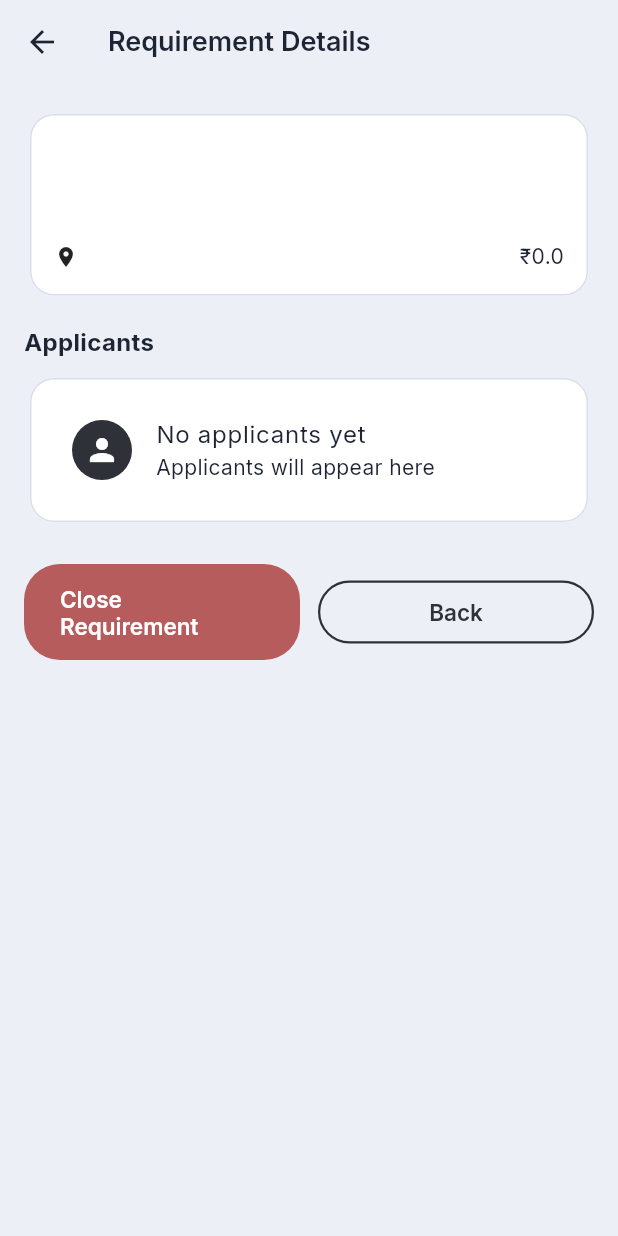
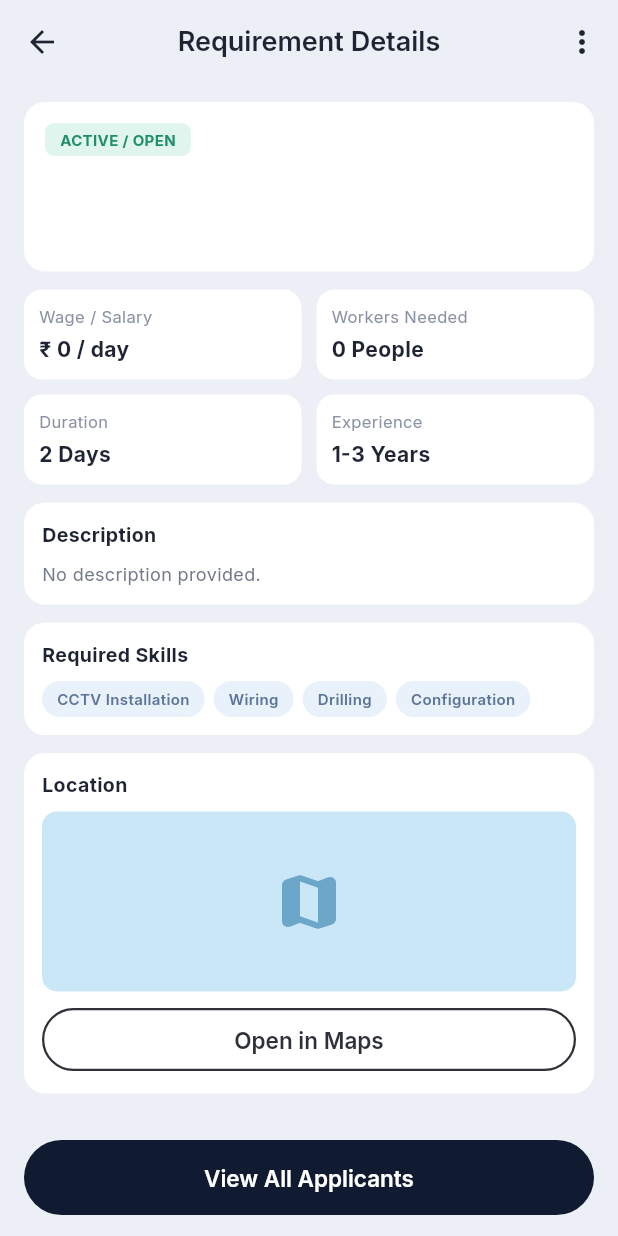
Before and after one commit to sanjumorya-dev/FE-job, a Flutter app: the OwnerRequirementDetailScreen screen opened directly with empty values, on a phone screen of 412 x 824 dp. Run offline on Flutter 3.47's test engine with Material 3 defaults, Android fonts, the phone set to English and light mode, and no system bars; our stand-ins replace google_fonts, image_picker, loading_animation_widget, lottie, shared_preferences; accounts and stored records are empty; network calls fail.

Commit message:
Redesign requirement detail and applications screens to Figma

```diff
--- a/lib/ui/screens/owner/owner_dashboard_new.dart
+++ b/lib/ui/screens/owner/owner_dashboard_new.dart
@@ -9,6 +9,7 @@ import 'package:dihaadi_app/ui/widgets/dashboard_header.dart';
 import 'package:dihaadi_app/ui/widgets/stats_grid.dart';
 import 'package:dihaadi_app/ui/widgets/recent_job_tile.dart';
 import 'package:dihaadi_app/ui/screens/owner/edit_requirement_screen.dart';
+import 'package:dihaadi_app/ui/screens/owner/owner_requirement_detail_screen.dart';
 
 class OwnerDashboardNew extends StatefulWidget {
   const OwnerDashboardNew({super.key});
@@ -537,7 +538,7 @@ class _OwnerDashboardNewState extends State<OwnerDashboardNew> {
                           context,
                           MaterialPageRoute(
                             builder: (context) =>
-                                EditRequirementScreen(requirement: req),
+                                OwnerRequirementDetailScreen(requirement: req),
                           ),
                         );
                       },
--- a/lib/ui/screens/owner/owner_requirement_detail_screen.dart
+++ b/lib/ui/screens/owner/owner_requirement_detail_screen.dart
@@ -1,6 +1,7 @@
 import 'package:flutter/material.dart';
 import 'package:dihaadi_app/data/models/requirement_model.dart';
 import 'package:dihaadi_app/constants/colors.dart';
+import 'package:dihaadi_app/ui/screens/owner/owner_applications_screen.dart';
 
 class OwnerRequirementDetailScreen extends StatelessWidget {
   final Requirement requirement;
@@ -9,86 +10,267 @@ class OwnerRequirementDetailScreen extends StatelessWidget {
   @override
   Widget build(BuildContext context) {
     return Scaffold(
-      appBar: AppBar(title: const Text('Requirement Details')),
+      backgroundColor: AppColors.background,
+      appBar: AppBar(
+        title: const Text('Requirement Details'),
+        centerTitle: true,
+        actions: const [
+          Padding(
+            padding: EdgeInsets.only(right: 12),
+            child: Icon(Icons.more_vert_rounded),
+          )
+        ],
+      ),
       body: SingleChildScrollView(
-        padding: const EdgeInsets.all(16),
+        padding: const EdgeInsets.fromLTRB(16, 12, 16, 110),
         child: Column(
           crossAxisAlignment: CrossAxisAlignment.start,
           children: [
-            Card(
-              child: Padding(
-                padding: const EdgeInsets.all(16),
+            Container(
+              width: double.infinity,
+              padding: const EdgeInsets.all(14),
+              decoration: BoxDecoration(
+                color: Colors.white,
+                borderRadius: BorderRadius.circular(14),
+              ),
               child: Column(
                 crossAxisAlignment: CrossAxisAlignment.start,
                 children: [
-                    Text(requirement.title,
+                  Container(
+                    padding:
+                        const EdgeInsets.symmetric(horizontal: 10, vertical: 4),
+                    decoration: BoxDecoration(
+                      color: const Color(0xFFDFF5ED),
+                      borderRadius: BorderRadius.circular(6),
+                    ),
+                    child: const Text(
+                      'ACTIVE / OPEN',
+                      style: TextStyle(
+                        color: Color(0xFF208F67),
+                        fontWeight: FontWeight.w700,
+                        fontSize: 10,
+                      ),
+                    ),
+                  ),
+                  const SizedBox(height: 10),
+                  Text(
+                    requirement.title,
                     style: const TextStyle(
-                            fontSize: 20, fontWeight: FontWeight.bold)),
-                    const SizedBox(height: 8),
-                    Text(requirement.description,
-                        style: const TextStyle(color: Colors.grey)),
+                      fontSize: 26,
+                      height: 1.15,
+                      fontWeight: FontWeight.w700,
+                      color: AppColors.textMain,
+                    ),
+                  ),
+                  const SizedBox(height: 6),
+                  Text(
+                    requirement.address ?? 'No location provided',
+                    style: const TextStyle(
+                      color: AppColors.textSecondary,
+                      fontSize: 12,
+                    ),
+                  ),
+                ],
+              ),
+            ),
             const SizedBox(height: 12),
             Row(
               children: [
-                        const Icon(Icons.location_on, size: 16),
-                        const SizedBox(width: 8),
-                        Text(requirement.address ?? 'Location TBD'),
-                        const Spacer(),
-                        Text('₹${requirement.salary ?? "Negotiable"}')
+                _metricTile('Wage / Salary',
+                    '₹ ${(requirement.salary ?? 0).toStringAsFixed(0)} / day'),
+                const SizedBox(width: 10),
+                _metricTile('Workers Needed', '${requirement.personNeed ?? 0} People'),
+              ],
+            ),
+            const SizedBox(height: 10),
+            Row(
+              children: [
+                _metricTile('Duration', '2 Days'),
+                const SizedBox(width: 10),
+                _metricTile('Experience', '1-3 Years'),
+              ],
+            ),
+            const SizedBox(height: 12),
+            _sectionCard(
+              'Description',
+              requirement.description.isEmpty
+                  ? 'No description provided.'
+                  : requirement.description,
+            ),
+            const SizedBox(height: 12),
+            Container(
+              width: double.infinity,
+              padding: const EdgeInsets.all(12),
+              decoration: BoxDecoration(
+                color: Colors.white,
+                borderRadius: BorderRadius.circular(14),
+              ),
+              child: Column(
+                crossAxisAlignment: CrossAxisAlignment.start,
+                children: [
+                  const Text('Required Skills',
+                      style:
+                          TextStyle(fontWeight: FontWeight.w700, fontSize: 13)),
+                  const SizedBox(height: 8),
+                  Wrap(
+                    spacing: 6,
+                    runSpacing: 6,
+                    children: const [
+                      _SkillChip('CCTV Installation'),
+                      _SkillChip('Wiring'),
+                      _SkillChip('Drilling'),
+                      _SkillChip('Configuration'),
                     ],
                   ),
                 ],
               ),
             ),
+            const SizedBox(height: 12),
+            Container(
+              width: double.infinity,
+              padding: const EdgeInsets.all(12),
+              decoration: BoxDecoration(
+                color: Colors.white,
+                borderRadius: BorderRadius.circular(14),
               ),
-            const SizedBox(height: 16),
-            const Text('Applicants',
-                style: TextStyle(fontSize: 16, fontWeight: FontWeight.bold)),
+              child: Column(
+                crossAxisAlignment: CrossAxisAlignment.start,
+                children: [
+                  const Text('Location',
+                      style:
+                          TextStyle(fontWeight: FontWeight.w700, fontSize: 13)),
                   const SizedBox(height: 8),
-            // Placeholder: real applicants would come from an API
-            Card(
-              child: Padding(
-                padding: const EdgeInsets.all(12),
-                child: Column(
-                  children: [
-                    ListTile(
-                      leading: const CircleAvatar(child: Icon(Icons.person)),
-                      title: const Text('No applicants yet'),
-                      subtitle: const Text('Applicants will appear here'),
+                  Container(
+                    height: 120,
+                    decoration: BoxDecoration(
+                      color: const Color(0xFFCAE7F8),
+                      borderRadius: BorderRadius.circular(10),
+                    ),
+                    alignment: Alignment.center,
+                    child: const Icon(Icons.map_rounded,
+                        size: 48, color: Color(0xFF6CA6C9)),
+                  ),
+                  const SizedBox(height: 8),
+                  SizedBox(
+                    width: double.infinity,
+                    child: OutlinedButton(
+                      onPressed: () {},
+                      child: const Text('Open in Maps'),
+                    ),
                   ),
                 ],
               ),
             ),
+          ],
         ),
-            const SizedBox(height: 24),
-            Row(
-              children: [
-                Expanded(
+      ),
+      bottomNavigationBar: SafeArea(
+        top: false,
+        child: Padding(
+          padding: const EdgeInsets.fromLTRB(16, 0, 16, 14),
+          child: SizedBox(
+            height: 50,
             child: ElevatedButton(
               onPressed: () {
-                      // Placeholder close action
-                      ScaffoldMessenger.of(context).showSnackBar(
-                        const SnackBar(content: Text('Requirement closed')),
+                Navigator.push(
+                  context,
+                  MaterialPageRoute(
+                    builder: (_) => OwnerApplicationsScreen(requirement: requirement),
+                  ),
                 );
-                      Navigator.pop(context);
               },
               style: ElevatedButton.styleFrom(
-                        backgroundColor: AppColors.error),
-                    child: const Text('Close Requirement'),
+                backgroundColor: const Color(0xFF101B31),
+                shape: RoundedRectangleBorder(
+                  borderRadius: BorderRadius.circular(25),
                 ),
               ),
-                const SizedBox(width: 12),
-                Expanded(
-                  child: OutlinedButton(
-                    onPressed: () => Navigator.pop(context),
-                    child: const Text('Back'),
+              child: const Text('View All Applicants'),
             ),
           ),
-              ],
-            )
+        ),
+      ),
+    );
+  }
+
+  Widget _metricTile(String title, String value) {
+    return Expanded(
+      child: Container(
+        padding: const EdgeInsets.all(10),
+        decoration: BoxDecoration(
+          color: Colors.white,
+          borderRadius: BorderRadius.circular(12),
+        ),
+        child: Column(
+          crossAxisAlignment: CrossAxisAlignment.start,
+          children: [
+            Text(
+              title,
+              style: const TextStyle(fontSize: 11, color: Color(0xFF8A92A5)),
+            ),
+            const SizedBox(height: 4),
+            Text(
+              value,
+              style: const TextStyle(
+                fontSize: 14,
+                fontWeight: FontWeight.w700,
+                color: AppColors.textMain,
+              ),
+            ),
           ],
         ),
       ),
     );
   }
+
+  Widget _sectionCard(String title, String body) {
+    return Container(
+      width: double.infinity,
+      padding: const EdgeInsets.all(12),
+      decoration: BoxDecoration(
+        color: Colors.white,
+        borderRadius: BorderRadius.circular(14),
+      ),
+      child: Column(
+        crossAxisAlignment: CrossAxisAlignment.start,
+        children: [
+          Text(title,
+              style: const TextStyle(fontWeight: FontWeight.w700, fontSize: 13)),
+          const SizedBox(height: 8),
+          Text(
+            body,
+            style: const TextStyle(
+              height: 1.45,
+              color: AppColors.textSecondary,
+              fontSize: 12,
+            ),
+          ),
+        ],
+      ),
+    );
   }
+}
+
+class _SkillChip extends StatelessWidget {
+  final String text;
+  const _SkillChip(this.text);
+
+  @override
+  Widget build(BuildContext context) {
+    return Container(
+      padding: const EdgeInsets.symmetric(horizontal: 10, vertical: 5),
+      decoration: BoxDecoration(
+        color: const Color(0xFFE9F1FB),
+        borderRadius: BorderRadius.circular(16),
+      ),
+      child: Text(
+        text,
+        style: const TextStyle(
+          color: Color(0xFF5B7498),
+          fontWeight: FontWeight.w600,
+          fontSize: 10,
+        ),
+      ),
+    );
+  }
+}
```
Also changed, not shown: lib/ui/screens/owner/owner_applications_screen.dart (added, +313 -0 lines). Lines whose indentation alone changed are shown as unchanged.
